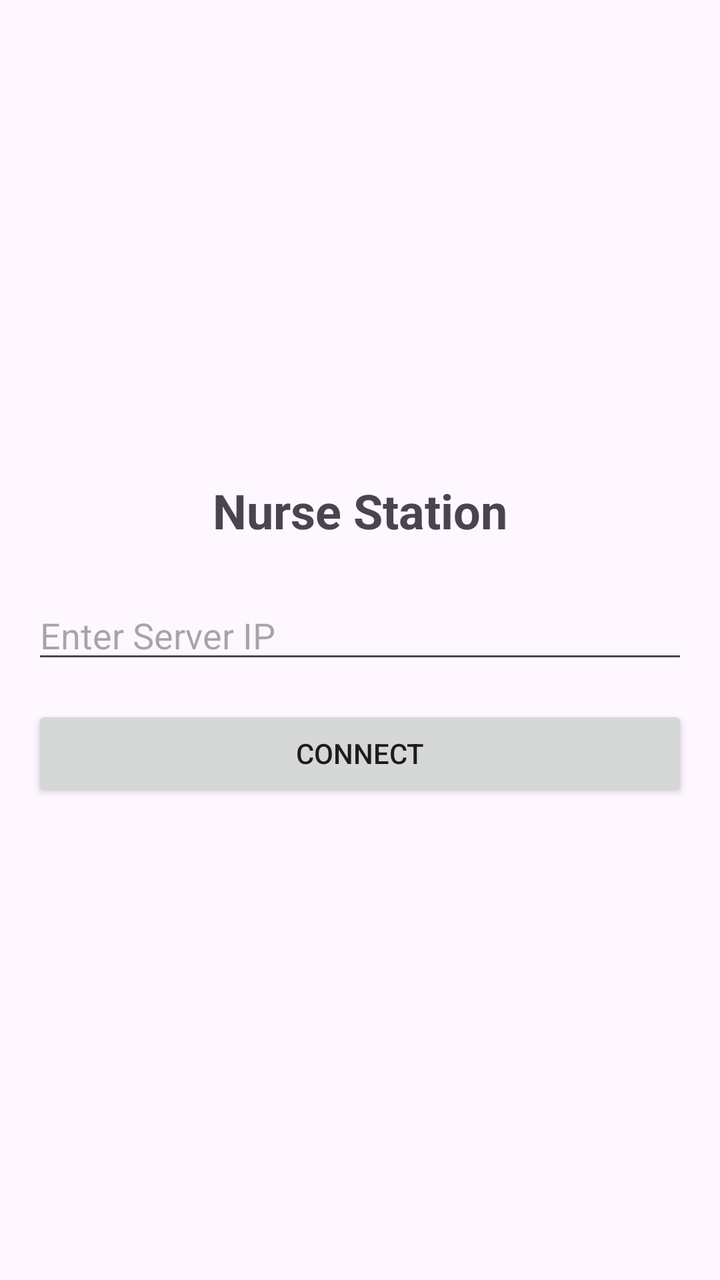
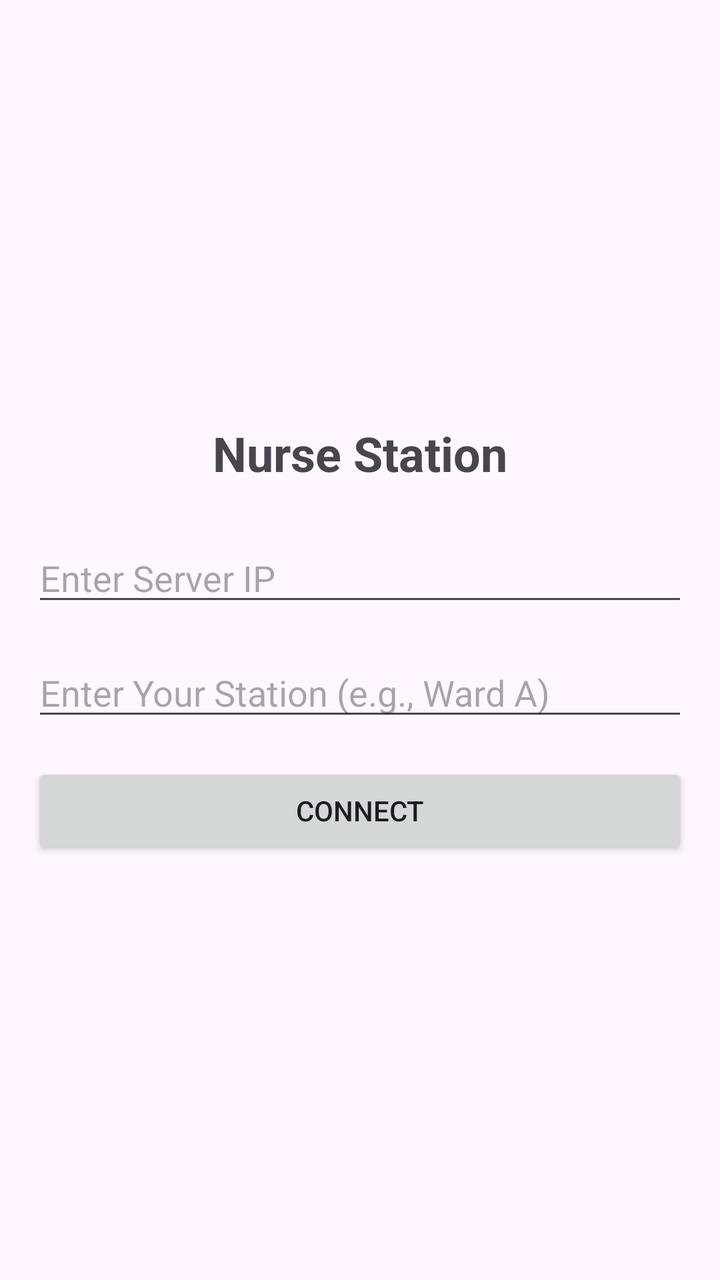

Compare the two renders of this Android layout. The source of the first and the diff that turns it into the second are given below.
<!-- AndroidManifest.xml: application theme Theme.RoomCallingSystem -->
<!-- res/layout/activity_client.xml -->
<?xml version="1.0" encoding="utf-8"?>
<RelativeLayout xmlns:android="http://schemas.android.com/apk/res/android"
    android:layout_width="match_parent"
    android:layout_height="match_parent"
    android:padding="16dp">

    <LinearLayout
        android:id="@+id/layoutLogin"
        android:layout_width="match_parent"
        android:layout_height="wrap_content"
        android:orientation="vertical"
        android:layout_centerInParent="true"
        android:gravity="center_horizontal">

        <TextView
            android:layout_width="wrap_content"
            android:layout_height="wrap_content"
            android:text="Nurse Station"
            android:textSize="24sp"
            android:textStyle="bold"
            android:layout_marginBottom="24dp" />

        <EditText
            android:id="@+id/etServerIp"
            android:layout_width="match_parent"
            android:layout_height="wrap_content"
            android:hint="Enter Server IP"
            android:inputType="textUri"
            android:layout_marginBottom="16dp"/>

        <Button
            android:id="@+id/btnConnect"
            android:layout_width="match_parent"
            android:layout_height="wrap_content"
            android:text="Connect" />
    </LinearLayout>

    <LinearLayout
        android:id="@+id/layoutGrid"
        android:layout_width="match_parent"
        android:layout_height="match_parent"
        android:orientation="vertical"
        android:visibility="gone">

        <TextView
            android:layout_width="wrap_content"
            android:layout_height="wrap_content"
            android:text="Live Room Status"
            android:textSize="20sp"
            android:textStyle="bold"
            android:layout_marginBottom="16dp"/>

        <androidx.recyclerview.widget.RecyclerView
            android:id="@+id/recyclerViewRooms"
            android:layout_width="match_parent"
            android:layout_height="match_parent" />
    </LinearLayout>

</RelativeLayout>
<!-- resources referenced by this layout -->
<resources>
  <style name="Theme.RoomCallingSystem" parent="Base.Theme.RoomCallingSystem" />
  <style name="Base.Theme.RoomCallingSystem" parent="Theme.Material3.DayNight.NoActionBar">
          
          
      </style>
</resources>

<!-- the commit's change to res/layout/activity_client.xml (unified diff, before → after) -->
@@ -26,6 +26,14 @@
             android:layout_height="wrap_content"
             android:hint="Enter Server IP"
             android:inputType="textUri"
+            android:layout_marginBottom="16dp"/>
+
+        <EditText
+            android:id="@+id/etStationName"
+            android:layout_width="match_parent"
+            android:layout_height="wrap_content"
+            android:hint="Enter Your Station (e.g., Ward A)"
+            android:inputType="text"
             android:layout_marginBottom="16dp"/>
 
         <Button
